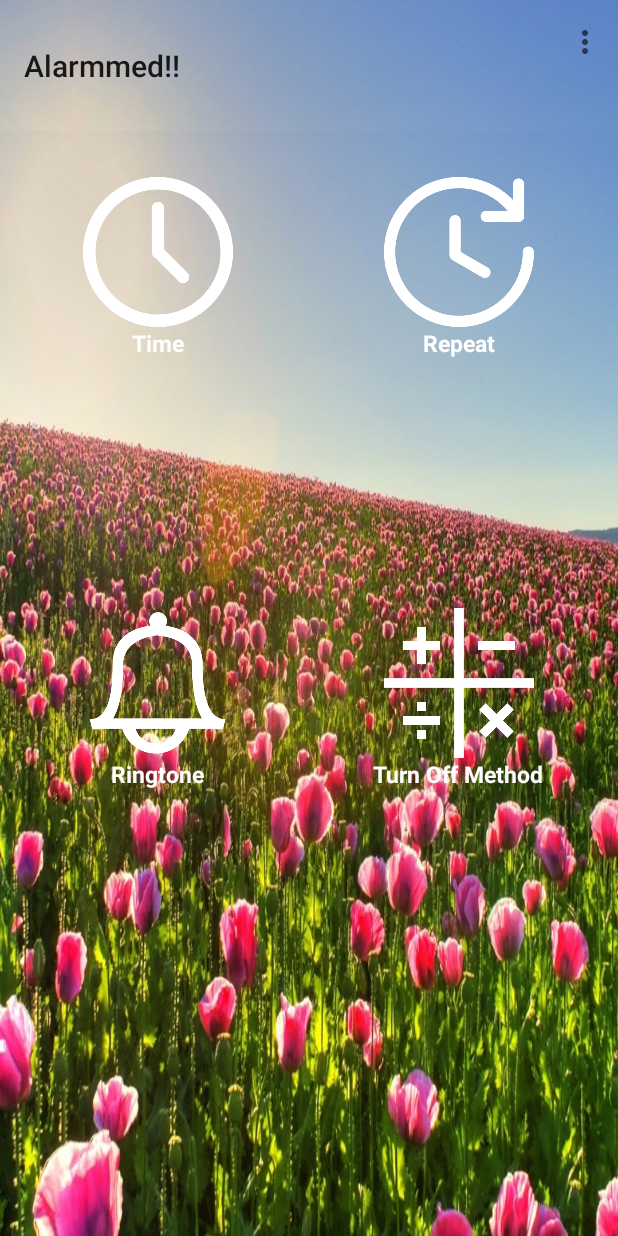
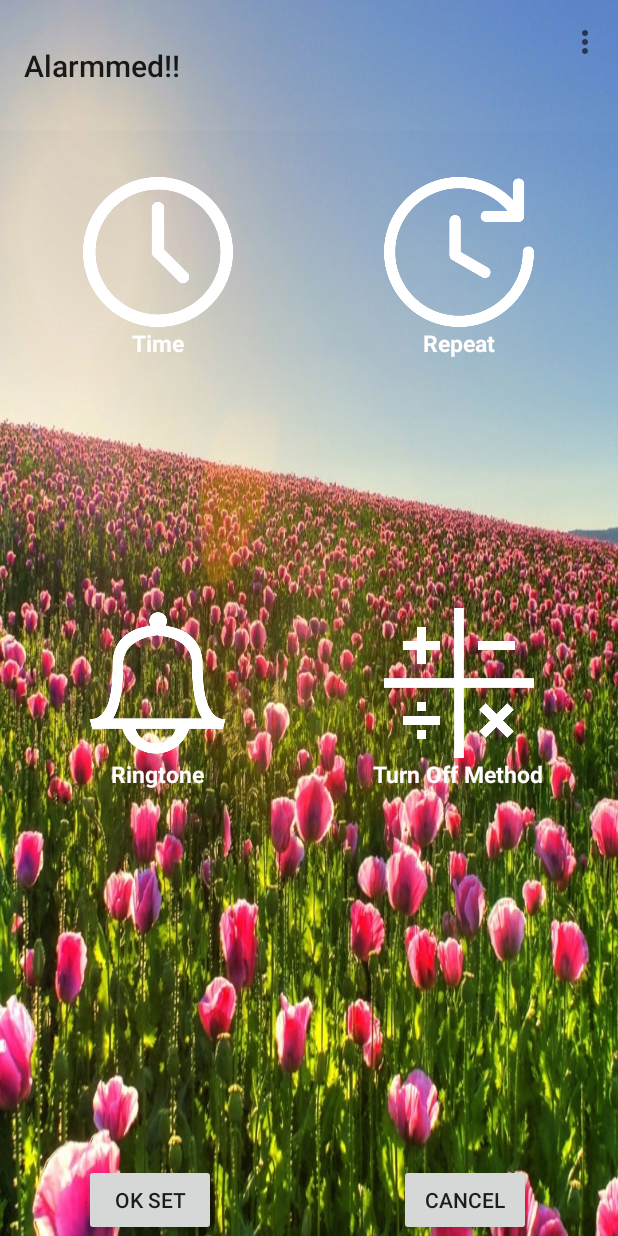
Before and after one commit to ca999/Alarmmed-TPRS107, an Android app: the screen it shows after launch (MainActivity), on a phone screen of 412 x 824 dp. Run offline under Robolectric (Android 15) with nearby library versions, the phone set to English and light mode, and no system bars.

Commit message:
set and cancel buttons added

```diff
--- a/app/src/main/java/com/example/laxmi/button/MainActivity.java
+++ b/app/src/main/java/com/example/laxmi/button/MainActivity.java
@@ -5,6 +5,7 @@ import android.app.AlarmManager;
 import android.app.Dialog;
 import android.app.PendingIntent;
 import android.app.TimePickerDialog;
+import android.content.Context;
 import android.content.DialogInterface;
 import android.content.Intent;
 import android.database.Cursor;
@@ -16,12 +17,14 @@ import android.provider.Settings;
 import android.support.v7.app.AlertDialog;
 import android.support.v7.app.AppCompatActivity;
 import android.os.Bundle;
+import android.support.v7.widget.DialogTitle;
 import android.support.v7.widget.Toolbar;
 import android.view.Menu;
 import android.view.MenuInflater;
 import android.view.MenuItem;
 import android.view.View;
 import android.widget.AdapterView;
+import android.widget.Button;
 import android.widget.GridView;
 import android.widget.ListAdapter;
 import android.widget.ListView;
@@ -35,11 +38,13 @@ import java.sql.*;
 import java.util.ArrayList;
 import java.util.Arrays;
 import java.util.Calendar;
+import java.util.GregorianCalendar;
 import java.util.HashMap;
 import java.util.Map;
 import java.util.logging.Handler;
 
 import static android.R.attr.data;
+import static android.R.attr.timePickerDialogTheme;
 
 public class MainActivity extends AppCompatActivity {
     static final int DIALOG_ID=0;
@@ -49,7 +54,7 @@ public class MainActivity extends AppCompatActivity {
     PendingIntent pendingIntent;
     String listitem[];
     boolean checkedItems[];
-    ArrayList<Integer> userItem=new ArrayList<>();
+     ArrayList<Integer> userItem=new ArrayList<>();
     String ringtoneitems[];
     static int selected=0;
     String title[];
@@ -57,6 +62,7 @@ public class MainActivity extends AppCompatActivity {
     MediaPlayer mediaPlayer;
     static Uri ringadd;
     static Uri tonePath;
+     long time;
 
     //ArrayList<Integer> ringItem=new ArrayList<>();
 
@@ -120,13 +126,7 @@ public class MainActivity extends AppCompatActivity {
        // String print[]={  "     Time","     Repeat","     Ringtone","     How to turn the alarm off"};
         String print[]={  "Time","Repeat","Ringtone","Turn Off Method"};
         int images[]={R.drawable.clocks,R.drawable.repeat,R.drawable.ring1,R.drawable.maths};//n
-        //int images[]={};
-      // int images[]={R.mipmap.clock21,R.drawable.r,R.drawable.ringtone,R.drawable.math};
-       /* ListAdapter myAdapter=new CustomerAdapter(this,print);
 
-
-
-        ListView myListView=(ListView)findViewById(R.id.myListView);*/
         GridView myListView=(GridView)findViewById(R.id.myListView);
         CustomerAdapter myAdapter=new CustomerAdapter(this,print,images);//n
 
@@ -155,6 +155,11 @@ public class MainActivity extends AppCompatActivity {
                           {
                               RingTone();
                           }
+                          break;
+
+                          case 3:
+                             // okayset();
+
 
 
                       }
@@ -189,120 +194,110 @@ public class MainActivity extends AppCompatActivity {
     @Override
     protected Dialog onCreateDialog(int id) {
         if(id==DIALOG_ID)
-            return new TimePickerDialog(MainActivity.this,timePickerListerner,hour,minute,false);
+            return new TimePickerDialog(MainActivity.this, timePickerListerner,hour,minute,false);
         return null;
     }
 
     protected TimePickerDialog.OnTimeSetListener timePickerListerner=new TimePickerDialog.OnTimeSetListener() {
+
         @Override
         public void onTimeSet(TimePicker view, int hourOfDay, int minutes) {
-            hour=hourOfDay;
-            int duph=hour;
-            minute=minutes;
-            int dupm=minute;
-            String amppm="";
-            String minstr="";
-            if(hour>12)
-            {
-                amppm="PM";
-                duph=duph-12;
-            }
+            hour = hourOfDay;
+            int duph = hour;
+            minute = minutes;
+            int dupm = minute;
+            String amppm = "";
+            String minstr = "";
+            if (hour > 12) {
+                amppm = "PM";
+                duph = duph - 12;
+            } else
+                amppm = "AM";
+            if (minute < 10)
+                minstr = "0" + Integer.valueOf(dupm);
             else
-                amppm="AM";
-            if(minute<10)
-                minstr="0"+Integer.valueOf(dupm);
-            else
-                minstr=Integer.valueOf(dupm)+"";
-            String diaplay="Alarm set to :"+Integer.valueOf(duph)+":"+minstr+" "+amppm;
+                minstr = Integer.valueOf(dupm) + "";
+            String diaplay = "Alarm set to :" + Integer.valueOf(duph) + ":" + minstr + " " + amppm;
 
 
-            Toast.makeText(MainActivity.this,diaplay,Toast.LENGTH_LONG).show();
+            Toast.makeText(MainActivity.this, diaplay, Toast.LENGTH_LONG).show();
 
-            long time;
-            if(Build.VERSION.SDK_INT < 23||Build.VERSION.SDK_INT>=23)
-            {
+            // long time;//lc
+            if (Build.VERSION.SDK_INT < 23 || Build.VERSION.SDK_INT >= 23) {
                 Calendar calendar = Calendar.getInstance();
                 calendar.set(Calendar.HOUR_OF_DAY, hour);
-                calendar.set(Calendar.MINUTE,minute);
+                calendar.set(Calendar.MINUTE, minute);
                 int h = new Time(System.currentTimeMillis()).getHours();
-                int m=new Time(System.currentTimeMillis()).getMinutes();
-               // Toast.makeText(getApplicationContext(),""+h+"  "+m+"  "+hour,Toast.LENGTH_LONG).show();
-                if(hour==h)
-                    h=0;
-                else if(h==0&&hour<=12)
-                    h=hour;
-                else if(h==0&&hour>12)
-                    h=12+hour;
-                else if(hour==0&&h>12)
-                    h=24-h;
-                else if(hour==0&&h<12)
-                    h=24-h;
-                 else if(hour-12==h||h-12==hour)
-                      h=12;
-                else if(h>=12&&hour<12)
-                     h=24-h+hour;
-                else if(h<12&&hour>12)
-                    h=12-h+hour;
-                else if(h>12&&hour>12)
-                {
-                    if(hour>h)
-                        h=hour-h;
+                int m = new Time(System.currentTimeMillis()).getMinutes();
+                // Toast.makeText(getApplicationContext(),""+h+"  "+m+"  "+hour,Toast.LENGTH_LONG).show();
+                if (hour == h)
+                    h = 0;
+                else if (h == 0 && hour <= 12)
+                    h = hour;
+                else if (h == 0 && hour > 12)
+                    h = 12 + hour;
+                else if (hour == 0 && h > 12)
+                    h = 24 - h;
+                else if (hour == 0 && h < 12)
+                    h = 24 - h;
+                else if (hour - 12 == h || h - 12 == hour)
+                    h = 12;
+                else if (h >= 12 && hour < 12)
+                    h = 24 - h + hour;
+                else if (h < 12 && hour > 12)
+                    h = 12 - h + hour;
+                else if (h > 12 && hour > 12) {
+                    if (hour > h)
+                        h = hour - h;
                     else
-                        h=24-hour;
-                }
-                else if(h<12&&hour<12)
-                {
-                    if(hour>h)
-                        h=hour-h;
+                        h = 24 - hour;
+                } else if (h < 12 && hour < 12) {
+                    if (hour > h)
+                        h = hour - h;
                     else
-                        h=24-hour;
+                        h = 24 - hour;
                 }
 
 
-
-                m=60-m+minutes;
-                if(m>60)
-                {
-                   // h++;
-                    m=m-60;
-                }
-                else if(m<60)
-                {
+                m = 60 - m + minutes;
+                if (m > 60) {
+                    // h++;
+                    m = m - 60;
+                } else if (m < 60) {
                     h--;
 
+                } else if (m == 60)
+                    m = 0;
+                String hmi = "alarm will ring in " + Integer.toString(h) + " hours and " + Integer.toString(m) + " minutes";
+                Toast.makeText(getApplicationContext(), hmi, Toast.LENGTH_LONG).show();
+
+                //Intent intent=new Intent(MainActivity.this,AlarmReceiver.class);//lcccc
+
+                //pendingIntent=PendingIntent.getBroadcast(MainActivity.this,0,intent,0);//lccc
+                time = (calendar.getTimeInMillis() - (calendar.getTimeInMillis() % 60000));
+                if (System.currentTimeMillis() > time) {
+                    if (Calendar.AM_PM == 0)
+                        time = time + (1000 * 60 * 60 * 12);
+                    else
+                        time = time + (1000 * 60 * 60 * 24);
                 }
-                else if(m==60)
-                    m=0;
-                String hmi="alarm will ring in "+Integer.toString(h)+" hours and "+Integer.toString(m)+" minutes";
-                Toast.makeText(getApplicationContext(),hmi,Toast.LENGTH_LONG).show();
-               // Toast.makeText(MainActivity.this,mytime.getCurrentHour()+" "+mytime.getCurrentMinute(),Toast.LENGTH_LONG).show();
-                Intent intent=new Intent(MainActivity.this,AlarmReceiver.class);
 
-                pendingIntent=PendingIntent.getBroadcast(MainActivity.this,0,intent,0);
-                time=(calendar.getTimeInMillis()-(calendar.getTimeInMillis()%60000));
-                if(System.currentTimeMillis()>time)
-                {
-                    if(Calendar.AM_PM ==0)
-                        time = time + (1000*60*60*12);
-                    else
-                        time = time + (1000*60*60*24);
-                }
-               // alarmManager.setRepeating(AlarmManager.RTC_WAKEUP,time,/*7*24*60*60**/10000,pendingIntent);
-                //alarmManager.setExact(AlarmManager.RTC_WAKEUP,time,/*7*24*60*60**/10000,pendingIntent);
-                alarmManager.setExact(AlarmManager.RTC_WAKEUP,time,pendingIntent);
-               // for(int i=0;i<60000000;i++){}
+                /// alarmManager.setExact(AlarmManager.RTC_WAKEUP,time,pendingIntent);//lccc
+                // for(int i=0;i<60000000;i++){}
 
-              //  alarmManager.cancel(pendingIntent);
+                //  alarmManager.cancel(pendingIntent);
 
 
             }
 
 
+        }
+    };
 
 
 
-        }
-    };
+
+
 
     public void RepeatSelect()
     {
@@ -463,86 +458,38 @@ public class MainActivity extends AppCompatActivity {
     {
         return tonePath ;
     }
-   /* public void phoneringtone()
+
+    public void okayset(View view)
     {
-        Toast.makeText(getApplicationContext(),"2",Toast.LENGTH_LONG).show();
-        getNotifications();
-        AlertDialog.Builder mybuilder4 = new AlertDialog.Builder(MainActivity.this);
-        mybuilder4.setTitle("Phone Ringtones");
-        int[] check = {1};
-        mybuilder4.setSingleChoiceItems(title, check[0], new DialogInterface.OnClickListener() {
-            @Override
-            public void onClick(DialogInterface dialog, int which) {
-                if (mediaPlayer != null && mediaPlayer.isPlaying()) {
-                    mediaPlayer.stop();
-                    mediaPlayer = null;
-                }
-                mediaPlayer = MediaPlayer.create(getApplicationContext(), address[which]);
-                //Toast.makeText(MainActivity.this,""+address[which],Toast.LENGTH_LONG).show();
-                //Ringtone r=
+        //Button ok=(Button)findViewById(R.id.ok);
+        Toast.makeText(MainActivity.this,String.valueOf(time),Toast.LENGTH_LONG).show();
+        if(userItem.size()==0)
+        {
+            Intent intent=new Intent(MainActivity.this,AlarmReceiver.class);
+            pendingIntent=PendingIntent.getBroadcast(MainActivity.this,0,intent,0);
+            alarmManager.setExact(AlarmManager.RTC_WAKEUP,time,pendingIntent);
+        }
+        else
+        {
+            Intent intent=new Intent(MainActivity.this,AlarmReceiver.class);
+            pendingIntent=PendingIntent.getBroadcast(MainActivity.this,0,intent,0);
+            alarmManager.setRepeating(AlarmManager.RTC_WAKEUP, time, AlarmManager.INTERVAL_DAY * 7, pendingIntent);
+        }
 
-                mediaPlayer.start();
+    }
 
 
-            }
-        });
-        mybuilder4.setCancelable(false);
-        mybuilder4.setPositiveButton("Ok", new DialogInterface.OnClickListener() {
-            @Override
-            public void onClick(DialogInterface dialog, int which) {
-                mediaPlayer.stop();
-                ringadd=address[which];
-
-            }
-        });
-        mybuilder4.setNegativeButton("Cancel :(", new DialogInterface.OnClickListener() {
-            @Override
-            public void onClick(DialogInterface dialog, int which)
-            {
-                mediaPlayer.stop();
-                dialog.dismiss();
-            }
-        });
-        AlertDialog mDia = mybuilder4.create();
-        mDia.show();
 
 
-    }*/
-   /* public void getNotifications()
-    {
-        Toast.makeText(getApplicationContext(),"1",Toast.LENGTH_LONG).show();
-        RingtoneManager manager = new RingtoneManager(getApplicationContext());
-        manager.setType(RingtoneManager.TYPE_RINGTONE);
-        Cursor cursor = manager.getCursor();
-
-        Map<String, Uri> list = new HashMap<>();
-        while (cursor.moveToNext()) {
-            String notificationTitle = cursor.getString(RingtoneManager.TITLE_COLUMN_INDEX);
-            String notificationUri = cursor.getString(RingtoneManager.URI_COLUMN_INDEX);
-            Uri uri = Uri.parse(notificationUri + "/" + cursor.getString(RingtoneManager.ID_COLUMN_INDEX));
-
-            list.put(notificationTitle, uri);
-        }
-        title=new String[list.size()];
-        address=new Uri[list.size()];
 
 
-        int i=0;
-        for(Map.Entry<String,Uri>entry:list.entrySet())
-        {
-            if(i<list.size())
-            {
-                title[i]=entry.getKey();
-                address[i]=entry.getValue();
-                i++;
-            }
-
-        }
-        String s= Arrays.toString(address);
-        Toast.makeText(this,s,Toast.LENGTH_LONG).show();
+    public void cancel(View view)
+    {
+        //Button cancel=(Button)findViewById(R.id.Cancel);
+        alarmManager.cancel(pendingIntent);
+    }
 
 
-    }*/
 
 
 
--- a/app/src/main/res/layout/activity_main.xml
+++ b/app/src/main/res/layout/activity_main.xml
@@ -27,17 +27,39 @@
     <GridView
         android:id="@+id/myListView"
         android:layout_width="match_parent"
-        android:layout_height="match_parent"
+        android:layout_height="wrap_content"
         android:layout_centerHorizontal="true"
-        android:layout_centerVertical="true"
 
-        android:layout_margin="10dp"
+        android:layout_marginBottom="50dp"
+        android:layout_marginLeft="10dp"
+
+        android:layout_marginRight="10dp"
+        android:layout_marginTop="10dp"
         android:columnWidth="150dp"
         android:gravity="center"
-
         android:horizontalSpacing="10dp"
         android:numColumns="auto_fit"
         android:paddingTop="100dp"
         android:verticalSpacing="150dp" />
 
+    <Button
+        android:id="@+id/ok"
+        android:layout_width="wrap_content"
+        android:layout_height="wrap_content"
+        android:layout_alignParentBottom="true"
+        android:layout_alignStart="@+id/myListView"
+        android:layout_marginStart="46dp"
+        android:onClick="okayset"
+        android:text="OK SET" />
+
+    <Button
+        android:id="@+id/Cancel"
+        android:layout_width="wrap_content"
+        android:layout_height="wrap_content"
+        android:layout_alignEnd="@+id/myListView"
+        android:layout_alignTop="@+id/ok"
+        android:layout_marginEnd="48dp"
+        android:onClick="cancel"
+        android:text="Cancel" />
+
 </android.widget.RelativeLayout>
```
Also changed, not shown: app/src/main/java/com/example/laxmi/button/AlarmReceiver.java (+1 -30 lines).
